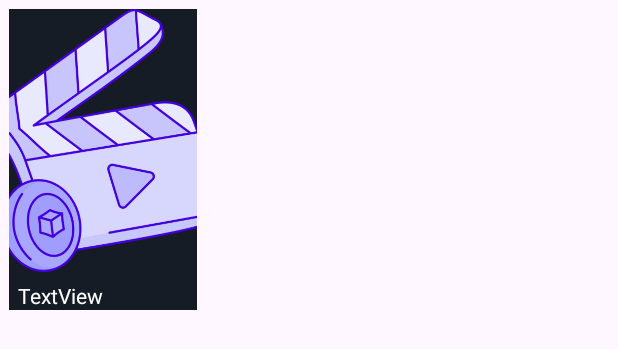
After one commit to tuhoang1207/Streaming-Video-Private-App, an Android app: the layout movie_card.xml on its own in the app's theme, with its tools: preview values and no code run, on a phone screen of 412 x 824 dp. The commit adds this screen. Shown: the top 349 px of the screen. Run offline under Robolectric (Android 15) with nearby library versions, the light colour scheme and no system bars.

Commit message:
update project

```diff
--- a/app/src/main/AndroidManifest.xml
+++ b/app/src/main/AndroidManifest.xml
@@ -9,9 +9,9 @@
         android:allowBackup="true"
         android:dataExtractionRules="@xml/data_extraction_rules"
         android:fullBackupContent="@xml/backup_rules"
-        android:icon="@mipmap/ic_launcher"
+        android:icon="@drawable/logo_ic"
         android:label="@string/app_name"
-        android:roundIcon="@mipmap/ic_launcher_round"
+        android:roundIcon="@drawable/logo_ic"
         android:supportsRtl="true"
         android:theme="@style/Theme.StreamingVideoPrivateApp4"
         tools:targetApi="31">
--- a/app/src/main/java/com/example/streamingvideoprivateapp4/DataModel.java
+++ b/app/src/main/java/com/example/streamingvideoprivateapp4/DataModel.java
@@ -2,9 +2,11 @@ package com.example.streamingvideoprivateapp4;
 
 public class DataModel {
 
+    //Data của Trailer
     private String Ttitle;
     private String Turl;
     private String Tvid;
+
 
     public DataModel() {
     }
--- a/app/src/main/res/layout/activity_main.xml
+++ b/app/src/main/res/layout/activity_main.xml
@@ -54,7 +54,7 @@
                 android:layout_marginTop="16dp"
                 android:layout_marginStart="8dp"
                 android:layout_marginEnd="8dp"
-                android:id="@+id/recyclerView"
+                android:id="@+id/recyclerView2"
                 android:layout_width="match_parent"
                 android:layout_height="0dp"
                 app:layout_constraintEnd_toEndOf="parent"
@@ -71,7 +71,7 @@
                 android:text="Web Series"
                 app:layout_constraintEnd_toEndOf="parent"
                 app:layout_constraintStart_toStartOf="parent"
-                app:layout_constraintTop_toBottomOf="@+id/recyclerView" />
+                app:layout_constraintTop_toBottomOf="@+id/recyclerView2" />
 
             <androidx.recyclerview.widget.RecyclerView
                 android:layout_marginStart="8dp"
--- /dev/null
+++ b/app/src/main/res/layout/movie_card.xml
@@ -0,0 +1,36 @@
+<?xml version="1.0" encoding="utf-8"?>
+<androidx.constraintlayout.widget.ConstraintLayout xmlns:android="http://schemas.android.com/apk/res/android"
+    xmlns:app="http://schemas.android.com/apk/res-auto"
+    xmlns:tools="http://schemas.android.com/tools"
+    android:layout_width="125dp"
+    android:layout_margin="6dp"
+    android:background="@color/purple_700"
+    android:clickable="true"
+    android:focusable="true"
+    android:foreground="?attr/selectableItemBackgroundBorderless"
+    android:layout_height="wrap_content">
+
+
+    <ImageView
+        android:transitionName="ImageMain"
+        android:scaleType="centerCrop"
+        android:id="@+id/imageView"
+        android:layout_width="0dp"
+        android:layout_height="175dp"
+        app:layout_constraintEnd_toEndOf="parent"
+        app:layout_constraintStart_toStartOf="parent"
+        app:layout_constraintTop_toTopOf="parent"
+        app:srcCompat="@drawable/logo_ic" />
+
+    <TextView
+        android:id="@+id/movie_title"
+        android:layout_width="0dp"
+        android:layout_height="wrap_content"
+        android:layout_margin="6dp"
+        android:layout_marginTop="8dp"
+        android:text="TextView"
+        android:textColor="@color/white"
+        app:layout_constraintEnd_toEndOf="parent"
+        app:layout_constraintStart_toStartOf="parent"
+        app:layout_constraintTop_toBottomOf="@+id/imageView" />
+</androidx.constraintlayout.widget.ConstraintLayout>
--- a/app/src/main/res/layout/slider_item.xml
+++ b/app/src/main/res/layout/slider_item.xml
@@ -37,6 +37,7 @@
         app:srcCompat="@drawable/gradiant_bg" />
 
     <TextView
+        android:paddingBottom="24dp"
         android:id="@+id/trailer_title"
         android:layout_width="0dp"
         android:layout_height="wrap_content"
```
Also changed, not shown: app/build.gradle (+5 -10 lines), app/src/main/java/com/example/streamingvideoprivateapp4/DataFeatured.java (added, +85 -0 lines), app/src/main/java/com/example/streamingvideoprivateapp4/FeaturedAdapter.java (added, +53 -0 lines), app/src/main/java/com/example/streamingvideoprivateapp4/MainActivity.java (+54 -0 lines), app/src/main/java/com/example/streamingvideoprivateapp4/PlayerActivity.java (+2 -9 lines), app/src/main/res/drawable/logo_ic.png (added).
